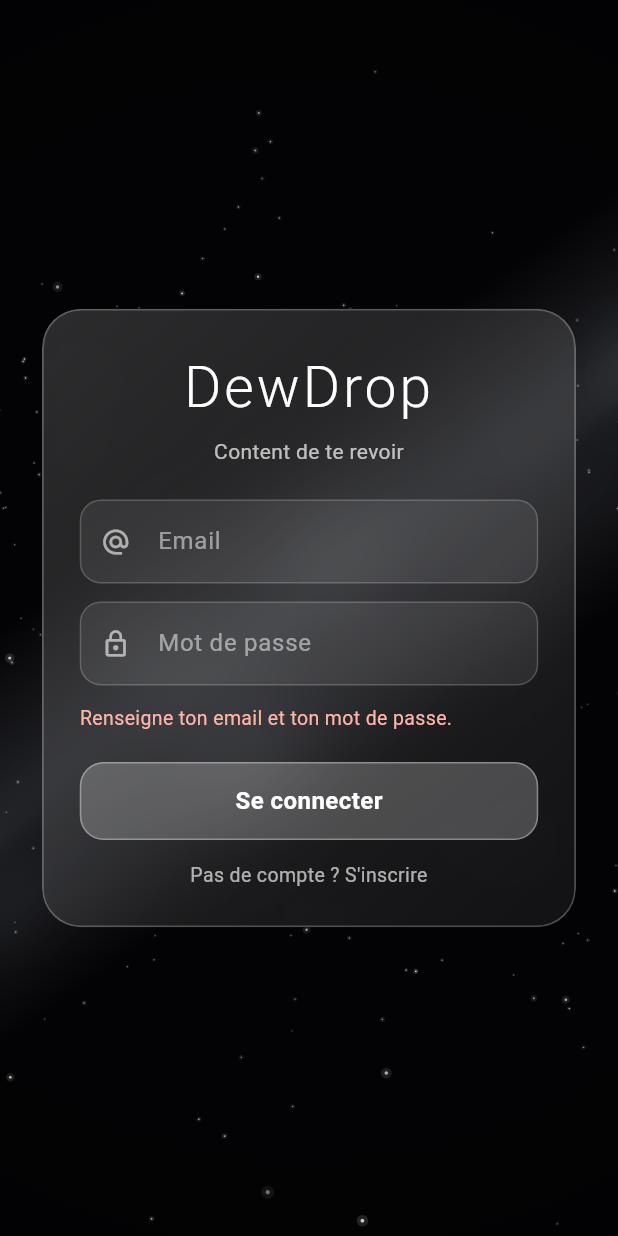
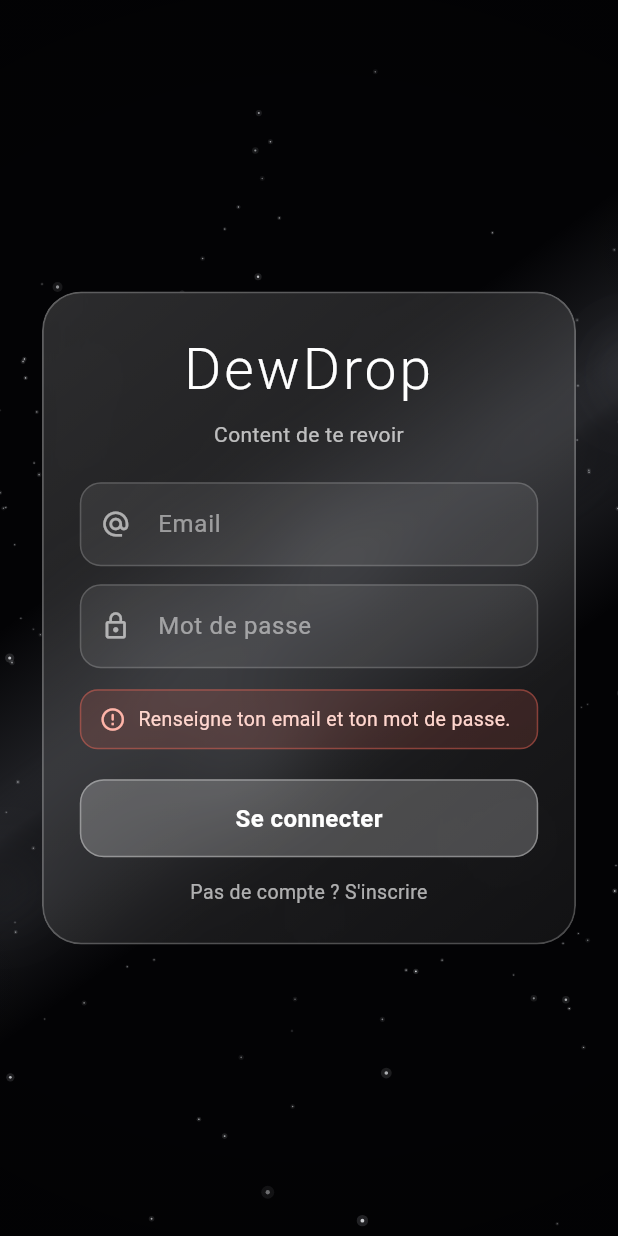
Before and after one commit to Lelio88/dewdrop, a Flutter app: the screen it shows after launch, after a tap on "Se connecter", on a phone screen of 412 x 824 dp. Run offline on Flutter 3.47's test engine with Material 3 defaults, Android fonts, the phone set to English and light mode, and no system bars; our stand-ins replace audioplayers, firebase_core, firebase_messaging, flutter_local_notifications, flutter_riverpod, flutter_timezone and 3 more; accounts and stored records are empty.

Commit message:
fix: friendly auth errors + reach local Supabase from the Android emulator
- Auth failures are mapped to short, user-friendly French messages
  (wrong credentials, server unreachable, email not confirmed, account
  exists, weak password, rate limit) instead of dumping the raw
  AuthException / SocketException string. Shown as a clean error pill.
- SupabaseConfig.url now auto-uses 10.0.2.2 on Android so the emulator
  reaches the host's local Supabase (127.0.0.1 = the emulator itself),
  which is what caused the "Connection refused" on sign-in.

```diff
--- a/lib/src/features/auth/presentation/sign_in_screen.dart
+++ b/lib/src/features/auth/presentation/sign_in_screen.dart
@@ -1,9 +1,9 @@
 import 'package:dewdrop/decor/environment.dart';
 import 'package:dewdrop/src/common/glass.dart';
+import 'package:dewdrop/src/features/auth/application/auth_error.dart';
 import 'package:dewdrop/src/features/auth/application/auth_providers.dart';
 import 'package:flutter/material.dart';
 import 'package:flutter_riverpod/flutter_riverpod.dart';
-import 'package:supabase_flutter/supabase_flutter.dart';
 
 /// Email + password sign in / sign up, over a calm decor background.
 class SignInScreen extends ConsumerStatefulWidget {
@@ -48,10 +48,10 @@ class _SignInScreenState extends ConsumerState<SignInScreen> {
         await auth.signIn(email, password);
       }
       // Navigation is handled by the router redirect on auth-state change.
-    } on AuthException catch (e) {
-      if (mounted) setState(() => _error = e.message);
-    } on Exception catch (_) {
-      if (mounted) setState(() => _error = 'Une erreur est survenue.');
+    } on Exception catch (e) {
+      if (mounted) {
+        setState(() => _error = authErrorMessage(e, isSignUp: _isSignUp));
+      }
     } finally {
       if (mounted) setState(() => _loading = false);
     }
@@ -111,10 +111,29 @@ class _SignInScreenState extends ConsumerState<SignInScreen> {
                       onSubmitted: (_) => _submit(),
                     ),
                     if (_error != null) ...[
-                      const SizedBox(height: 12),
-                      Text(
-                        _error!,
-                        style: const TextStyle(color: Color(0xFFFFB4A8), fontSize: 13),
+                      const SizedBox(height: 14),
+                      Container(
+                        padding: const EdgeInsets.symmetric(horizontal: 12, vertical: 10),
+                        decoration: BoxDecoration(
+                          color: const Color(0xFFFF6B5A).withValues(alpha: 0.14),
+                          borderRadius: BorderRadius.circular(12),
+                          border: Border.all(
+                              color: const Color(0xFFFF6B5A).withValues(alpha: 0.4)),
+                        ),
+                        child: Row(
+                          children: [
+                            const Icon(Icons.error_outline_rounded,
+                                color: Color(0xFFFFB4A8), size: 18),
+                            const SizedBox(width: 8),
+                            Expanded(
+                              child: Text(
+                                _error!,
+                                style: const TextStyle(
+                                    color: Color(0xFFFFD6CE), fontSize: 13, height: 1.3),
+                              ),
+                            ),
+                          ],
+                        ),
                       ),
                     ],
                     const SizedBox(height: 20),
--- a/lib/src/supabase/supabase_config.dart
+++ b/lib/src/supabase/supabase_config.dart
@@ -1,17 +1,26 @@
+import 'package:flutter/foundation.dart';
+
 /// Supabase connection config.
 ///
-/// Defaults point at the **local** Supabase stack (Docker). Override for other
-/// environments with `--dart-define=SUPABASE_URL=... --dart-define=SUPABASE_ANON_KEY=...`.
+/// For non-local environments, override with
+/// `--dart-define=SUPABASE_URL=... --dart-define=SUPABASE_ANON_KEY=...`.
 ///
-/// Note: on an Android emulator, `127.0.0.1` refers to the emulator itself —
-/// use `http://10.0.2.2:54321` to reach the host's local Supabase.
+/// When no override is given we point at the **local** Supabase stack (Docker).
+/// The Android emulator reaches the host machine via `10.0.2.2` (its own
+/// `127.0.0.1` is the emulator itself), so we swap the host automatically — the
+/// emulator then connects to local Supabase with no extra flags.
 class SupabaseConfig {
   const SupabaseConfig._();
 
-  static const String url = String.fromEnvironment(
-    'SUPABASE_URL',
-    defaultValue: 'http://127.0.0.1:54321',
-  );
+  static const String _urlOverride = String.fromEnvironment('SUPABASE_URL');
+
+  static String get url {
+    if (_urlOverride.isNotEmpty) return _urlOverride;
+    final host = !kIsWeb && defaultTargetPlatform == TargetPlatform.android
+        ? '10.0.2.2'
+        : '127.0.0.1';
+    return 'http://$host:54321';
+  }
 
   static const String anonKey = String.fromEnvironment(
     'SUPABASE_ANON_KEY',
```
Also changed, not shown: lib/src/features/auth/application/auth_error.dart (added, +68 -0 lines).
